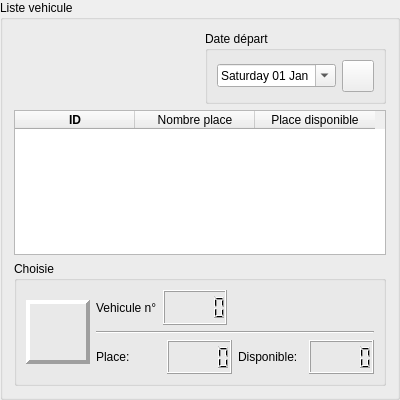
Before: the Qt Designer form src/views/VehicleList/VehicleListView.ui in DinaTolotra/QReservation, drawn with Qt 5.
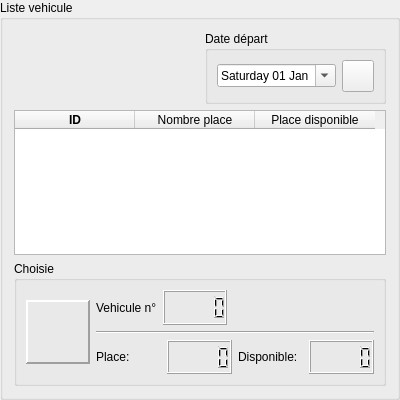
After: the same form once the commit is applied. Icons and pictures are not drawn.

```diff
--- a/src/views/VehicleList/VehicleListView.ui
+++ b/src/views/VehicleList/VehicleListView.ui
@@ -208,7 +208,7 @@
          <enum>QFrame::Shadow::Raised</enum>
         </property>
         <property name="lineWidth">
-         <number>4</number>
+         <number>2</number>
         </property>
         <property name="text">
          <string/>
```
